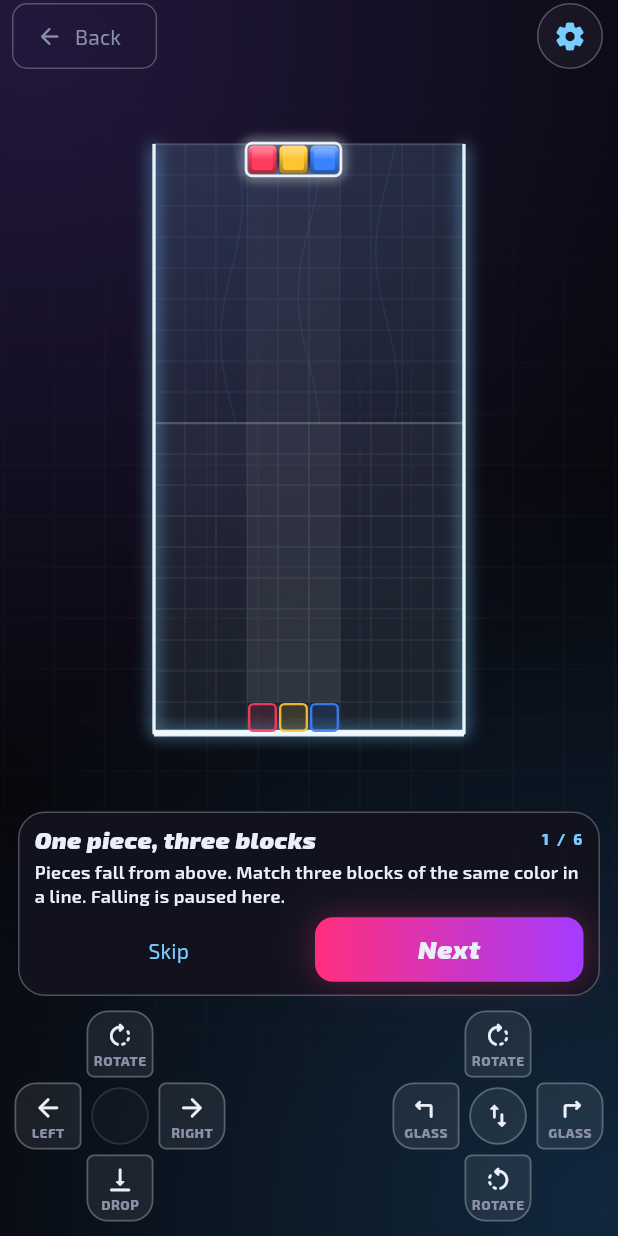
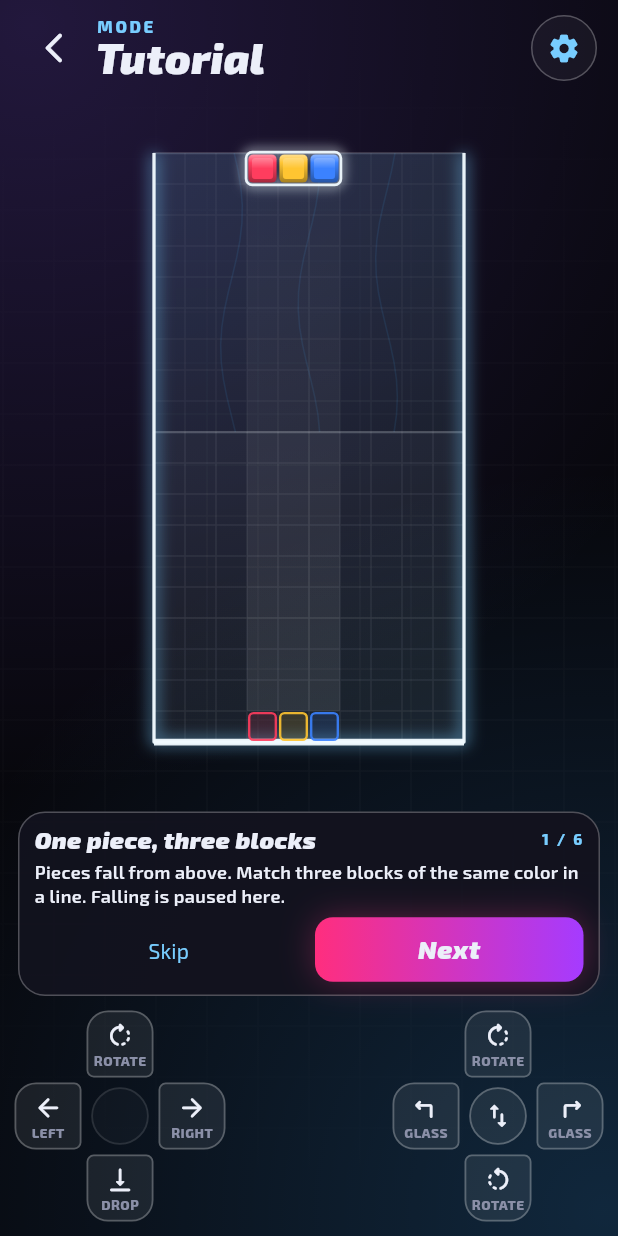
Before and after one commit to openm1ke/Rotathree, a Flutter app: the screen it shows after launch, after a tap on "Tutorial", on a phone screen of 412 x 824 dp. Run offline on Flutter 3.47's test engine with Material 3 defaults, Android fonts, the phone set to English and light mode, and no system bars; our stand-ins replace audioplayers, shared_preferences; project files that could hold a hidden picture were left out.

Commit message:
Give the tutorial the same heading as the menus
The tutorial had a bordered Назад button and no mode title, while the
menus show a small arrow with the mode above the title. The heading is
now one shared widget: the tutorial and every menu use the same arrow,
kicker and title. The kicker is also translated before it is set in
capitals, so the English interface no longer shows РЕЖИМ.

Co-Authored-By: Claude Haiku 5.5 <noreply@anthropic.com>

```diff
--- a/lib/ui/game/game_screen.dart
+++ b/lib/ui/game/game_screen.dart
@@ -777,28 +777,22 @@ class GameScreenState extends State<GameScreen>
               builder: (context, constraints) {
                 return Column(
                   children: [
+                    if (widget.tutorial)
+                      // The same heading as the menus: a small arrow, the mode, the title.
+                      ScreenHeading(
+                        kicker: 'Режим',
+                        title: 'Обучение',
+                        onBack: handleBack,
+                        actions: [
+                          GameIconButton(icon: Icons.settings_rounded, label: 'Настройки', onPressed: widget.onSettings),
+                        ],
+                      )
+                    else
                       Padding(
                         padding: const EdgeInsets.symmetric(horizontal: 8),
                         child: Row(
                           children: [
-                          if (widget.tutorial) ...[
-                            OutlinedButton.icon(
-                              onPressed: handleBack,
-                              style: OutlinedButton.styleFrom(
-                                foregroundColor: Palette.textDim,
-                                side: const BorderSide(color: Palette.lineStrong),
-                                minimumSize: const Size(0, 44),
-                                shape: RoundedRectangleBorder(borderRadius: BorderRadius.circular(10)),
-                              ),
-                              icon: const Icon(Icons.arrow_back_rounded, size: 18),
-                              label: const LText('Назад'),
-                            ),
-                          ] else ...[
                             GameIconButton(icon: Icons.pause_rounded, label: 'Пауза', onPressed: _togglePause),
-                          ],
-                          if (widget.tutorial)
-                            const Spacer()
-                          else
                             Expanded(
                               child: Padding(
                                 padding: const EdgeInsets.symmetric(horizontal: 6),
--- a/lib/ui/widgets/controls.dart
+++ b/lib/ui/widgets/controls.dart
@@ -30,6 +30,52 @@ class GameIconButton extends StatelessWidget {
   );
 }
 
+/// The heading of every page and of the tutorial: a small arrow back, the mode
+/// in capitals above its title, and actions on the right.
+class ScreenHeading extends StatelessWidget {
+  const ScreenHeading({
+    super.key,
+    required this.kicker,
+    required this.title,
+    this.onBack,
+    this.actions = const [],
+  });
+
+  final String kicker;
+  final String title;
+  final VoidCallback? onBack;
+  final List<Widget> actions;
+
+  @override
+  Widget build(BuildContext context) {
+    return Padding(
+      padding: const EdgeInsets.fromLTRB(12, 8, 12, 4),
+      child: Row(
+        children: [
+          if (onBack != null)
+            IconButton(
+              tooltip: context.tr('Назад'),
+              onPressed: onBack,
+              icon: const Icon(Icons.arrow_back_ios_new_rounded, color: Palette.text),
+            ),
+          const SizedBox(width: 4),
+          Expanded(
+            child: Column(
+              crossAxisAlignment: CrossAxisAlignment.start,
+              children: [
+                // Translated first, then set in capitals.
+                LText(context.tr(kicker).toUpperCase(), translate: false, style: Type.label(11, color: Palette.accent)),
+                LText(title, style: Type.display(28)),
+              ],
+            ),
+          ),
+          ...actions,
+        ],
+      ),
+    );
+  }
+}
+
 /// A page of the app: a heading with a way back, the content and a footer.
 class ScreenFrame extends StatelessWidget {
   const ScreenFrame({
@@ -57,30 +103,7 @@ class ScreenFrame extends StatelessWidget {
     return SafeArea(
       child: Column(
         children: [
-          Padding(
-            padding: const EdgeInsets.fromLTRB(12, 8, 12, 4),
-            child: Row(
-              children: [
-                if (onBack != null)
-                  IconButton(
-                    tooltip: context.tr('Назад'),
-                    onPressed: onBack,
-                    icon: const Icon(Icons.arrow_back_ios_new_rounded, color: Palette.text),
-                  ),
-                const SizedBox(width: 4),
-                Expanded(
-                  child: Column(
-                    crossAxisAlignment: CrossAxisAlignment.start,
-                    children: [
-                      LText(kicker.toUpperCase(), style: Type.label(11, color: Palette.accent)),
-                      LText(title, style: Type.display(28)),
-                    ],
-                  ),
-                ),
-                ...actions,
-              ],
-            ),
-          ),
+          ScreenHeading(kicker: kicker, title: title, onBack: onBack, actions: actions),
           Expanded(
             child: body ?? ListView(
               padding: const EdgeInsets.fromLTRB(16, 8, 16, 24),
```
Also changed, not shown: 2 other files. Lines whose indentation alone changed are shown as unchanged.
